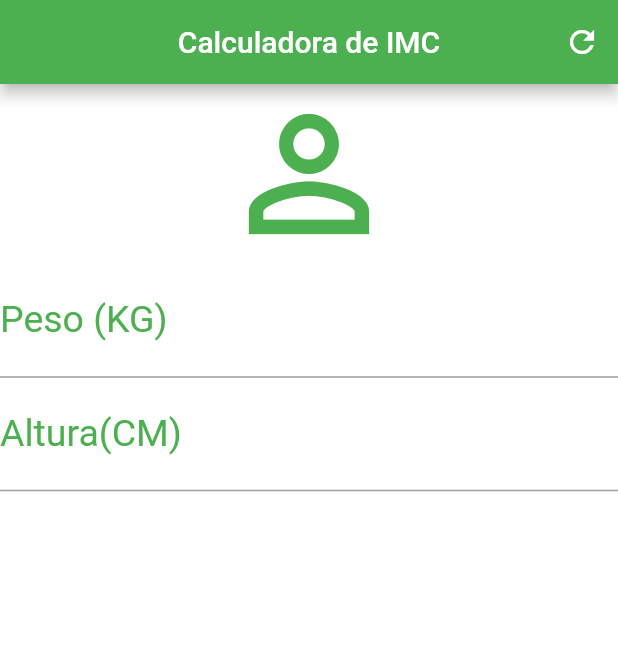
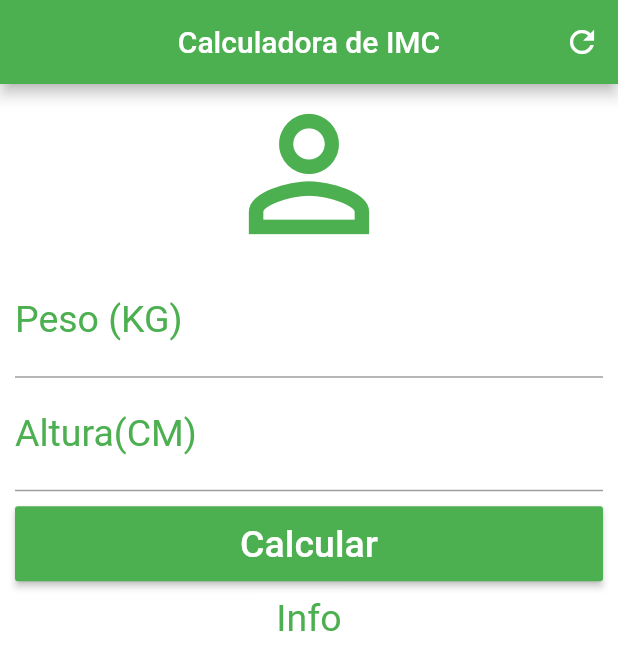
Before and after one commit to allanlucio/IMC-Flutter, a Flutter app: the screen it shows after launch, on a phone screen of 412 x 824 dp. Shown: the top 670 px of the screen. Run offline on Flutter 3.47's test engine with Material 2 defaults, Android fonts, the phone set to English and light mode, and no system bars.

Commit message:
Scroll View and RaisedButton

```diff
--- a/lib/main.dart
+++ b/lib/main.dart
@@ -27,7 +27,9 @@ class _HomeState extends State<Home> {
             )
           ],
         ),
-      body: Column(
+        body: SingleChildScrollView(
+          padding: EdgeInsets.fromLTRB(10.0, 0.0, 10.0, 0.0),
+          child: Column(
             crossAxisAlignment: CrossAxisAlignment.stretch,
             children: <Widget>[
               Icon(
@@ -50,9 +52,28 @@ class _HomeState extends State<Home> {
                 decoration: InputDecoration(
                     labelText: "Altura(CM)",
                     labelStyle: TextStyle(color: Colors.green)),
+              ),
+              Padding(
+                padding: EdgeInsets.only(top: 10.0, bottom: 10.0),
+                child: Container(
+                  height: 50.0,
+                  child: RaisedButton(
+                    onPressed: () {},
+                    child: Text(
+                      "Calcular",
+                      style: TextStyle(color: Colors.white, fontSize: 25.0),
+                    ),
+                    color: Colors.green,
+                  ),
+                ),
+              ),
+              Text(
+                "Info",
+                textAlign: TextAlign.center,
+                style: TextStyle(color: Colors.green, fontSize: 25.0),
               )
             ],
           ),
-    );
+        ));
   }
 }
```
Also changed, not shown: 1 other file. Lines whose indentation alone changed are shown as unchanged.
